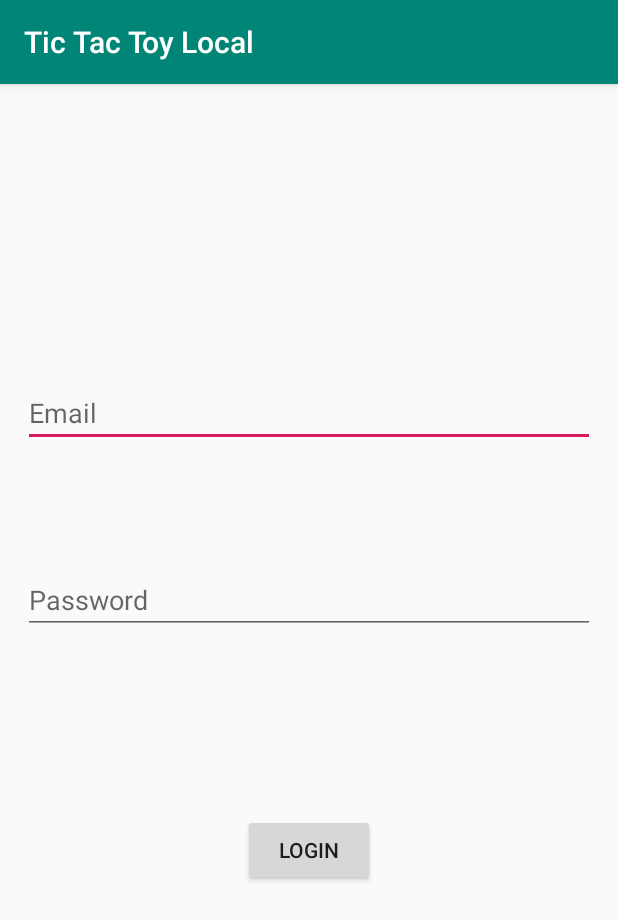
After one commit to BlackBurnVP/TicTacToe, an Android app: the LoginActivity screen opened directly, with no data from a screen before it, on a phone screen of 412 x 824 dp. The commit adds this screen. Shown: the top 920 px of the screen. Run offline under Robolectric (Android 15) with nearby library versions, the phone set to English and light mode, and no system bars; our stand-ins replace Firebase (no records; nobody signed in at launch, a user with empty details on screens opened directly).

Commit message:
Firebase Auth with Email and password

```diff
--- a/app/build.gradle
+++ b/app/build.gradle
@@ -28,6 +28,7 @@ dependencies {
     implementation "org.jetbrains.kotlin:kotlin-stdlib-jdk7:$kotlin_version"
     implementation 'com.android.support:appcompat-v7:28.0.0'
     implementation 'com.android.support.constraint:constraint-layout:1.1.3'
+    implementation 'com.android.support:design:28.0.0'
     testImplementation 'junit:junit:4.12'
     androidTestImplementation 'com.android.support.test:runner:1.0.2'
     androidTestImplementation 'com.android.support.test.espresso:espresso-core:3.0.2'
--- a/app/src/main/AndroidManifest.xml
+++ b/app/src/main/AndroidManifest.xml
@@ -1,6 +1,8 @@
 <?xml version="1.0" encoding="utf-8"?>
 <manifest xmlns:android="http://schemas.android.com/apk/res/android"
           package="com.vitalii.tictactoylocal">
+
+    <uses-permission android:name="android.permission.INTERNET"/>
 
     <application
             android:allowBackup="true"
@@ -16,6 +18,8 @@
                 <category android:name="android.intent.category.LAUNCHER"/>
             </intent-filter>
         </activity>
+        <activity android:name=".LoginActivity">
+        </activity>
     </application>
 
 </manifest>
--- /dev/null
+++ b/app/src/main/java/com/vitalii/tictactoylocal/LoginActivity.kt
@@ -0,0 +1,53 @@
+package com.vitalii.tictactoylocal
+
+import android.content.Intent
+import android.support.v7.app.AppCompatActivity
+import android.os.Bundle
+import android.view.View
+import android.widget.Toast
+import kotlinx.android.synthetic.main.activity_login.*
+import com.google.firebase.auth.FirebaseAuth
+
+
+
+class LoginActivity : AppCompatActivity() {
+
+    private var mAuth: FirebaseAuth? = null
+
+    override fun onCreate(savedInstanceState: Bundle?) {
+        super.onCreate(savedInstanceState)
+        setContentView(R.layout.activity_login)
+        mAuth = FirebaseAuth.getInstance()
+
+        btnLogin.setOnClickListener(loginEvent)
+    }
+
+    private val loginEvent = View.OnClickListener {
+        loginToFirebase(edEmail.text.toString(),edPassword.text.toString())
+    }
+
+    private fun loginToFirebase(email:String, password:String){
+        mAuth!!.createUserWithEmailAndPassword(email,password)
+            .addOnCompleteListener{
+                if (it.isSuccessful){
+                    Toast.makeText(this,"Successful",Toast.LENGTH_SHORT).show()
+                    toMain()
+                }else{
+                    Toast.makeText(this,"Something went wrong",Toast.LENGTH_SHORT).show()
+                }
+            }
+    }
+
+    override fun onStart() {
+        super.onStart()
+        val currentUser = mAuth!!.currentUser
+        if (currentUser!=null){
+            toMain()
+        }
+    }
+
+    private fun toMain(){
+        val intent = Intent(this,MainActivity::class.java)
+        startActivity(intent)
+    }
+}
--- /dev/null
+++ b/app/src/main/res/layout/activity_login.xml
@@ -0,0 +1,45 @@
+<?xml version="1.0" encoding="utf-8"?>
+<android.support.constraint.ConstraintLayout
+        xmlns:android="http://schemas.android.com/apk/res/android"
+        xmlns:tools="http://schemas.android.com/tools"
+        xmlns:app="http://schemas.android.com/apk/res-auto"
+        android:layout_width="match_parent"
+        android:layout_height="match_parent"
+        tools:context=".LoginActivity">
+
+    <EditText
+            android:layout_width="0dp"
+            android:layout_height="wrap_content"
+            android:inputType="textPersonName"
+            android:ems="10"
+            android:id="@+id/edEmail" android:layout_marginTop="8dp"
+            app:layout_constraintTop_toTopOf="parent"
+            app:layout_constraintEnd_toEndOf="parent" android:layout_marginStart="15dp"
+            app:layout_constraintStart_toStartOf="parent" android:layout_marginLeft="15dp"
+            android:layout_marginBottom="8dp" app:layout_constraintBottom_toBottomOf="parent"
+            android:layout_marginEnd="15dp" android:layout_marginRight="15dp" app:layout_constraintHorizontal_bias="0.0"
+            app:layout_constraintVertical_bias="0.267" android:hint="Email"/>
+    <EditText
+            android:layout_width="0dp"
+            android:layout_height="wrap_content"
+            android:inputType="numberPassword"
+            android:ems="10"
+            android:id="@+id/edPassword" android:layout_marginTop="8dp"
+            app:layout_constraintTop_toTopOf="parent" android:layout_marginBottom="8dp"
+            app:layout_constraintBottom_toBottomOf="parent" android:layout_marginEnd="15dp"
+            app:layout_constraintEnd_toEndOf="parent" android:layout_marginRight="15dp"
+            android:layout_marginStart="15dp"
+            app:layout_constraintStart_toStartOf="parent" android:layout_marginLeft="15dp"
+            app:layout_constraintHorizontal_bias="1.0" app:layout_constraintVertical_bias="0.443"
+            android:hint="Password"/>
+    <Button
+            android:text="Login"
+            android:layout_width="wrap_content"
+            android:layout_height="wrap_content"
+            android:id="@+id/btnLogin" android:layout_marginTop="8dp"
+            app:layout_constraintTop_toTopOf="parent" android:layout_marginBottom="8dp"
+            app:layout_constraintBottom_toBottomOf="parent" app:layout_constraintVertical_bias="0.68"
+            android:layout_marginEnd="8dp" app:layout_constraintEnd_toEndOf="parent" android:layout_marginRight="8dp"
+            android:layout_marginStart="8dp" app:layout_constraintStart_toStartOf="parent"
+            android:layout_marginLeft="8dp"/>
+</android.support.constraint.ConstraintLayout>
--- /dev/null
+++ b/app/src/main/res/values/dimens.xml
@@ -0,0 +1,3 @@
+<resources>
+    <dimen name="fab_margin">16dp</dimen>
+</resources>
--- a/app/src/main/res/values/strings.xml
+++ b/app/src/main/res/values/strings.xml
@@ -1,3 +1,4 @@
 <resources>
     <string name="app_name">Tic Tac Toy Local</string>
+    <string name="title_activity_login">LoginActivity</string>
 </resources>
--- a/app/src/main/res/values/styles.xml
+++ b/app/src/main/res/values/styles.xml
@@ -7,5 +7,11 @@
         <item name="colorPrimaryDark">@color/colorPrimaryDark</item>
         <item name="colorAccent">@color/colorAccent</item>
     </style>
+    <style name="AppTheme.NoActionBar">
+        <item name="windowActionBar">false</item>
+        <item name="windowNoTitle">true</item>
+    </style>
+    <style name="AppTheme.AppBarOverlay" parent="ThemeOverlay.AppCompat.Dark.ActionBar"/>
+    <style name="AppTheme.PopupOverlay" parent="ThemeOverlay.AppCompat.Light"/>
 
 </resources>
```
Also changed, not shown: app/src/main/java/com/vitalii/tictactoylocal/MainActivity.kt (+31 -26 lines).
